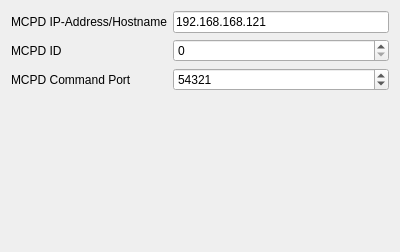
Above: qmesydaq/moduleidentificationpage.ui from flueke/qmesydaq before the change. Below: the same form after it.
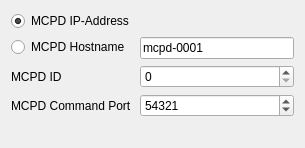
That is the form after the change. Custom widgets are drawn as their Qt base class.

Commit message:
module id page: readd the ip address widget
Can now either use the ip address widget to enter an ipv4 address
or the line edit to enter a hostname or an ipv4 address.

Diff of the .ui file:
```diff
--- a/qmesydaq/moduleidentificationpage.ui
+++ b/qmesydaq/moduleidentificationpage.ui
@@ -6,8 +6,8 @@
    <rect>
     <x>0</x>
     <y>0</y>
-    <width>400</width>
-    <height>252</height>
+    <width>305</width>
+    <height>148</height>
    </rect>
   </property>
   <property name="windowTitle">
@@ -21,37 +21,50 @@
   </property>
   <layout class="QFormLayout" name="formLayout">
    <item row="0" column="0">
-    <widget class="QLabel" name="label_2">
+    <widget class="QRadioButton" name="rb_useIpAddress">
      <property name="text">
-      <string>MCPD IP-Address/Hostname</string>
+      <string>MCPD IP-Address</string>
+     </property>
+     <property name="checked">
+      <bool>true</bool>
      </property>
     </widget>
    </item>
    <item row="0" column="1">
-    <widget class="QLineEdit" name="le_address">
-     <property name="text">
-      <string>192.168.168.121</string>
-     </property>
-    </widget>
+    <widget class="IPAddressWidget" name="moduleIPInput" native="true"/>
    </item>
    <item row="1" column="0">
+    <widget class="QRadioButton" name="rb_useHostname">
+     <property name="text">
+      <string>MCPD Hostname</string>
+     </property>
+    </widget>
+   </item>
+   <item row="1" column="1">
+    <widget class="QLineEdit" name="le_address">
+     <property name="text">
+      <string>mcpd-0001</string>
+     </property>
+    </widget>
+   </item>
+   <item row="2" column="0">
     <widget class="QLabel" name="label">
      <property name="text">
       <string>MCPD ID</string>
      </property>
     </widget>
    </item>
-   <item row="1" column="1">
+   <item row="2" column="1">
     <widget class="QSpinBox" name="moduleIDInput"/>
    </item>
-   <item row="2" column="0">
+   <item row="3" column="0">
     <widget class="QLabel" name="label_3">
      <property name="text">
       <string>MCPD Command Port</string>
      </property>
     </widget>
    </item>
-   <item row="2" column="1">
+   <item row="3" column="1">
     <widget class="QSpinBox" name="spin_cmdPort">
      <property name="minimum">
       <number>1</number>
@@ -66,6 +79,14 @@
    </item>
   </layout>
  </widget>
+ <customwidgets>
+  <customwidget>
+   <class>IPAddressWidget</class>
+   <extends>QWidget</extends>
+   <header>ipaddresswidget.h</header>
+   <container>1</container>
+  </customwidget>
+ </customwidgets>
  <resources/>
  <connections/>
 </ui>
```
The commit also changes 1 other file.
